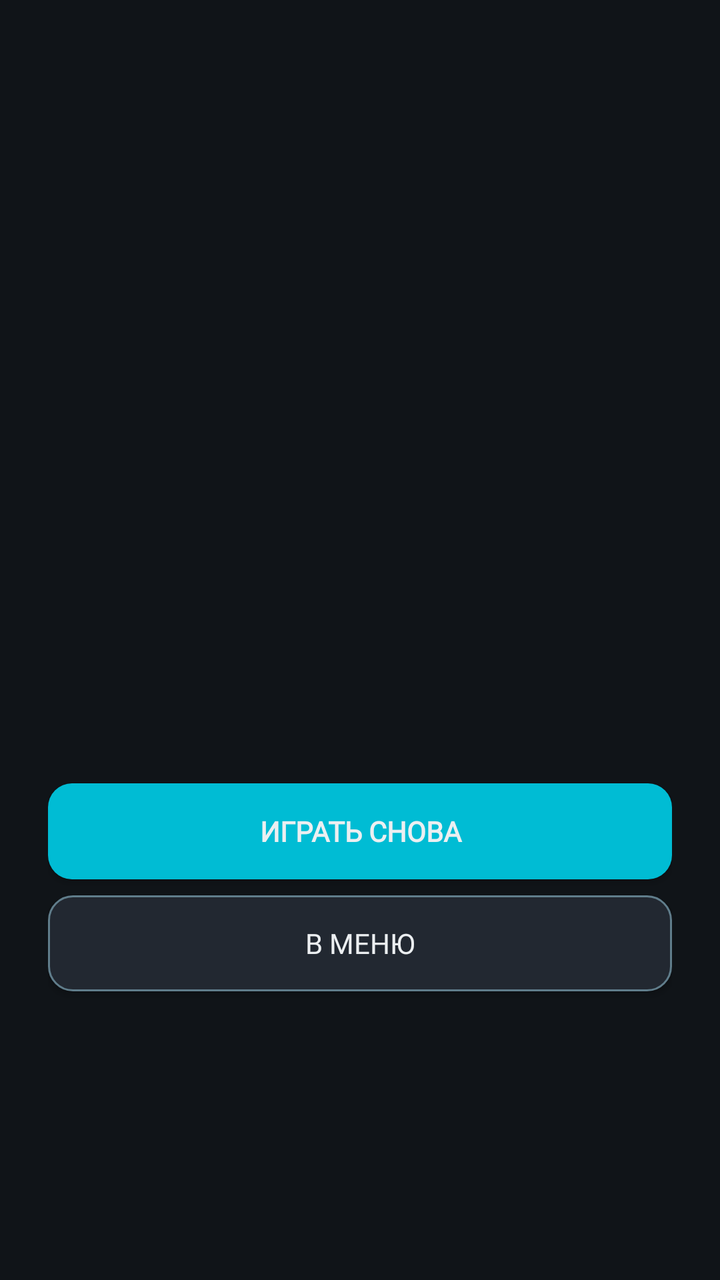
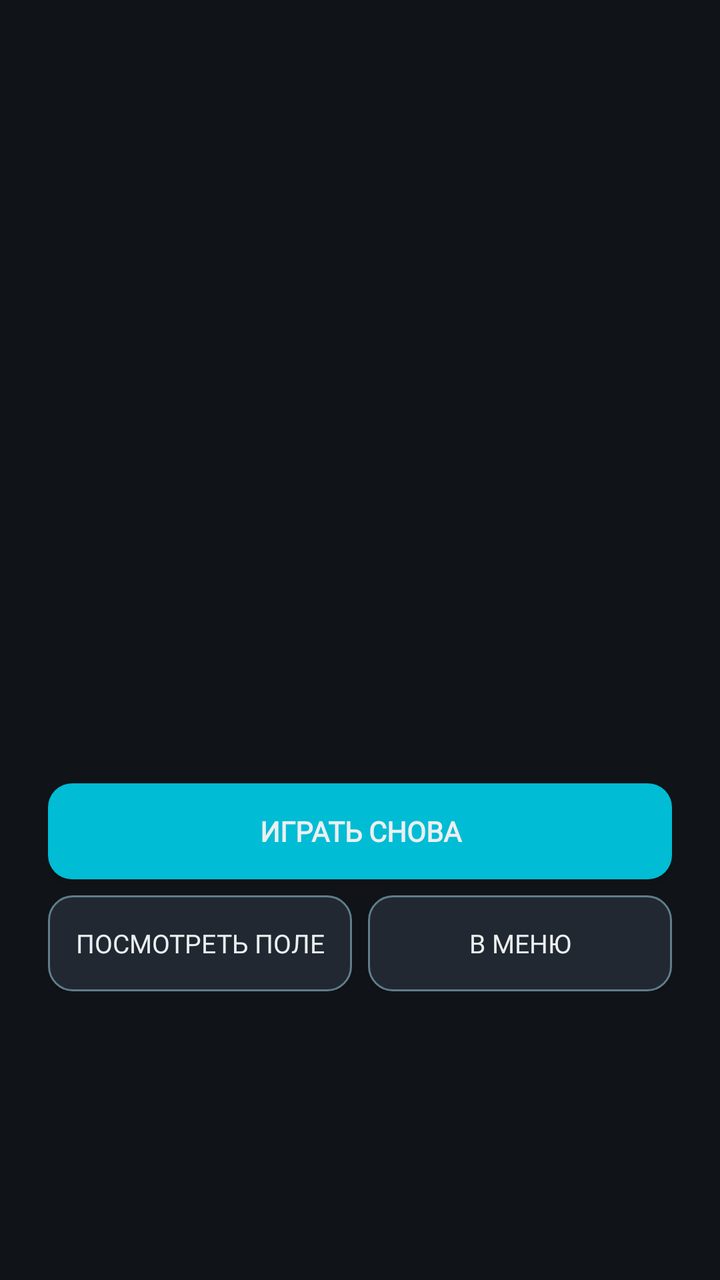

An Android layout rendered at two revisions. The XML below is the earlier revision; the diff shows what the commit changed to produce the second picture.
<!-- AndroidManifest.xml: application theme Theme.MinesweeperEvolution -->
<!-- res/layout/dialog_game_over.xml -->
<?xml version="1.0" encoding="utf-8"?>
<LinearLayout xmlns:android="http://schemas.android.com/apk/res/android"
    android:layout_width="match_parent"
    android:layout_height="wrap_content"
    android:orientation="vertical"
    android:padding="24dp"
    android:gravity="center">

    <ImageView
        android:id="@+id/ivMascot"
        android:layout_width="120dp"
        android:layout_height="160dp"
        android:layout_gravity="center"
        android:scaleType="fitCenter" />

    <TextView
        android:id="@+id/tvResultTitle"
        android:layout_width="wrap_content"
        android:layout_height="wrap_content"
        android:fontFamily="@font/press_start_2p"
        android:textColor="@color/text_primary"
        android:textSize="16sp"
        android:maxLines="2"
        android:gravity="center"
        android:layout_marginTop="12dp" />

    <TextView
        android:id="@+id/tvResultDetails"
        android:layout_width="wrap_content"
        android:layout_height="wrap_content"
        android:fontFamily="@font/vt323"
        android:textColor="@color/text_secondary"
        android:textSize="16sp"
        android:layout_marginTop="8dp"
        android:gravity="center" />

    <Button
        android:id="@+id/btnPlayAgain"
        android:layout_width="match_parent"
        android:layout_height="wrap_content"
        android:layout_marginTop="24dp"
        android:background="@drawable/bg_button_primary"
        android:fontFamily="@font/pixelify_sans"
        android:text="@string/play_again"
        android:textColor="@color/text_primary"
        android:textStyle="bold" />

    <Button
        android:id="@+id/btnToMenu"
        android:layout_width="match_parent"
        android:layout_height="wrap_content"
        android:layout_marginTop="8dp"
        android:background="@drawable/bg_button_secondary"
        android:fontFamily="@font/pixelify_sans"
        android:text="@string/to_menu"
        android:textColor="@color/text_primary" />
</LinearLayout>
<!-- resources referenced by this layout -->
<resources>
  <color name="text_primary">#FFECEFF1</color>
  <color name="text_secondary">#FFB0BEC5</color>
  <!-- drawable bg_button_primary (drawable) -->
  <?xml version="1.0" encoding="utf-8"?>
  <selector xmlns:android="http://schemas.android.com/apk/res/android">
      
      <item android:state_pressed="true">
          <shape android:shape="rectangle">
              <solid android:color="@color/accent_2"/>
              <corners android:radius="12dp"/>
          </shape>
      </item>
      
      <item>
          <shape android:shape="rectangle">
              <solid android:color="@color/accent"/>
              <corners android:radius="12dp"/>
          </shape>
      </item>
  </selector>
  <!-- drawable bg_button_secondary (drawable) -->
  <?xml version="1.0" encoding="utf-8"?>
  <selector xmlns:android="http://schemas.android.com/apk/res/android">
      
      <item android:state_selected="true">
          <shape android:shape="rectangle">
              <solid android:color="@color/accent"/>
              <corners android:radius="12dp"/>
              <stroke android:width="1dp" android:color="@color/accent_2"/>
          </shape>
      </item>
      
      <item android:state_pressed="true">
          <shape android:shape="rectangle">
              <solid android:color="@color/bg_panel_alt"/>
              <corners android:radius="12dp"/>
              <stroke android:width="2dp" android:color="@color/accent"/>
          </shape>
      </item>
      
      <item>
          <shape android:shape="rectangle">
              <solid android:color="@color/bg_panel_alt"/>
              <corners android:radius="12dp"/>
              <stroke android:width="1dp" android:color="@color/text_dim"/>
          </shape>
      </item>
  </selector>
  <string name="play_again">Играть снова</string>
  <string name="to_menu">В меню</string>
  <style name="Theme.MinesweeperEvolution" parent="Theme.AppCompat.NoActionBar">
          <item name="colorPrimary">@color/accent</item>
          <item name="colorPrimaryDark">@color/accent_2</item>
          <item name="colorAccent">@color/accent</item>
          <item name="android:windowBackground">@color/bg_dark</item>
          <item name="android:textColorPrimary">@color/text_primary</item>
          <item name="android:textColorSecondary">@color/text_secondary</item>
          <item name="android:statusBarColor" tools:targetApi="l">@color/bg_dark</item>
          
          <item name="android:alertDialogTheme">@style/Theme.MinesweeperDialog</item>
          <item name="alertDialogTheme">@style/Theme.MinesweeperDialog</item>
      </style>
  <color name="accent_2">#FF26C6DA</color>
  <color name="accent">#FF00BCD4</color>
  <color name="bg_panel_alt">#FF222831</color>
  <color name="text_dim">#FF607D8B</color>
  <color name="bg_dark">#FF101418</color>
  <style name="Theme.MinesweeperDialog" parent="Theme.AppCompat.Dialog.Alert">
          <item name="android:windowBackground">@color/bg_panel</item>
          <item name="android:textColorPrimary">@color/text_primary</item>
          <item name="android:textColorSecondary">@color/text_secondary</item>
          <item name="colorAccent">@color/accent</item>
          <item name="android:buttonBarButtonStyle">@style/Widget.DialogButton</item>
      </style>
  <color name="bg_panel">#FF1A1F26</color>
  <style name="Widget.DialogButton" parent="Widget.AppCompat.Button.ButtonBar.AlertDialog">
          <item name="android:textColor">@color/accent</item>
      </style>
</resources>

<!-- the commit's change to res/layout/dialog_game_over.xml (unified diff, before → after) -->
@@ -45,13 +45,35 @@
         android:textColor="@color/text_primary"
         android:textStyle="bold" />
 
-    <Button
-        android:id="@+id/btnToMenu"
+    <LinearLayout
         android:layout_width="match_parent"
         android:layout_height="wrap_content"
+        android:orientation="horizontal"
         android:layout_marginTop="8dp"
-        android:background="@drawable/bg_button_secondary"
-        android:fontFamily="@font/pixelify_sans"
-        android:text="@string/to_menu"
-        android:textColor="@color/text_primary" />
+        android:weightSum="2">
+
+        <Button
+            android:id="@+id/btnViewField"
+            android:layout_width="0dp"
+            android:layout_height="wrap_content"
+            android:layout_weight="1"
+            android:layout_marginEnd="4dp"
+            android:background="@drawable/bg_button_secondary"
+            android:fontFamily="@font/pixelify_sans"
+            android:text="@string/view_field"
+            android:textColor="@color/text_primary"
+            android:textSize="13sp" />
+
+        <Button
+            android:id="@+id/btnToMenu"
+            android:layout_width="0dp"
+            android:layout_height="wrap_content"
+            android:layout_weight="1"
+            android:layout_marginStart="4dp"
+            android:background="@drawable/bg_button_secondary"
+            android:fontFamily="@font/pixelify_sans"
+            android:text="@string/to_menu"
+            android:textColor="@color/text_primary"
+            android:textSize="13sp" />
+    </LinearLayout>
 </LinearLayout>
<!-- resource entries referenced after the edit -->
@@ -50,6 +50,7 @@
   </selector>
   <string name="play_again">Играть снова</string>
   <string name="to_menu">В меню</string>
+  <string name="view_field">Посмотреть поле</string>
   <style name="Theme.MinesweeperEvolution" parent="Theme.AppCompat.NoActionBar">
           <item name="colorPrimary">@color/accent</item>
           <item name="colorPrimaryDark">@color/accent_2</item>
